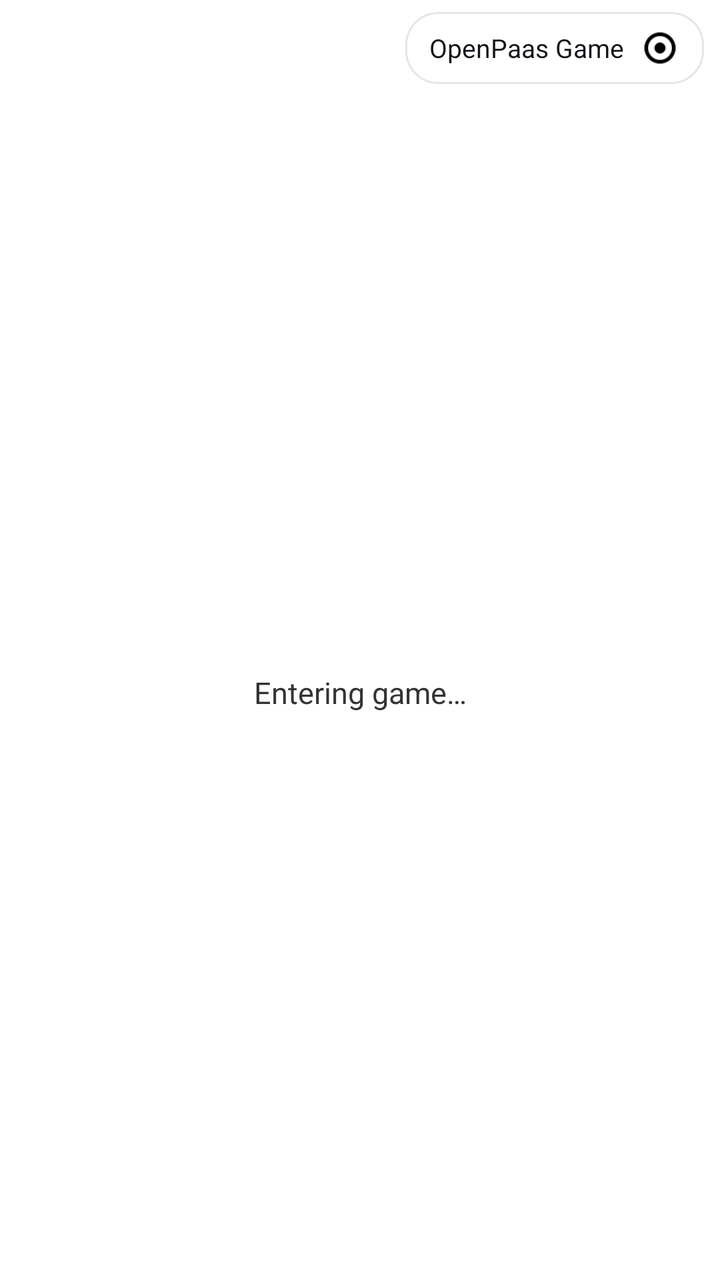
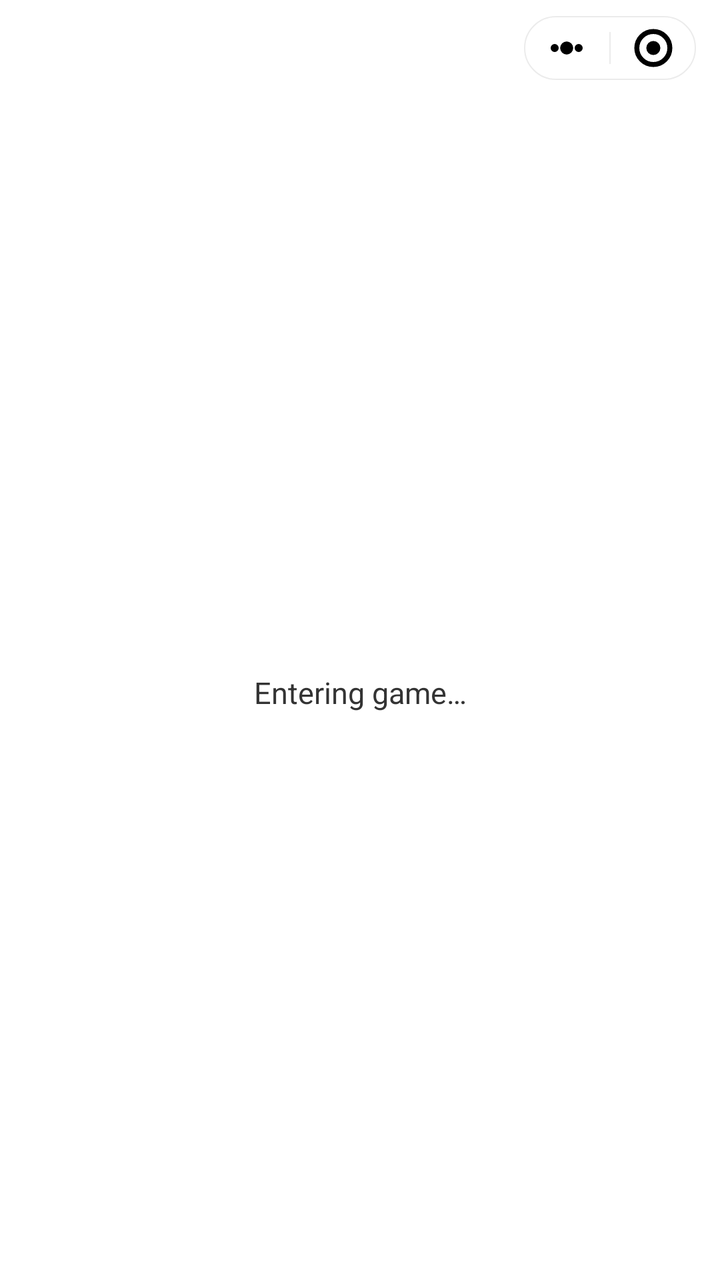

An Android layout rendered at two revisions. The XML below is the earlier revision; the diff shows what the commit changed to produce the second picture.
<!-- AndroidManifest.xml: application theme Theme.Hellosudandroid -->
<!-- res/layout/activity_op.xml -->
<?xml version="1.0" encoding="utf-8"?>
<androidx.constraintlayout.widget.ConstraintLayout xmlns:android="http://schemas.android.com/apk/res/android"
    xmlns:app="http://schemas.android.com/apk/res-auto"
    android:layout_width="match_parent"
    android:layout_height="match_parent">

    <FrameLayout
        android:id="@+id/op_game_container"
        android:layout_width="match_parent"
        android:layout_height="match_parent" />

    <androidx.constraintlayout.widget.ConstraintLayout
        android:id="@+id/op_widget_container"
        android:layout_width="match_parent"
        android:layout_height="match_parent" />

    <LinearLayout
        android:id="@+id/op_game_loading"
        android:layout_width="wrap_content"
        android:layout_height="wrap_content"
        android:background="#CCFFFFFF"
        android:gravity="center"
        android:orientation="vertical"
        android:padding="24dp"
        app:layout_constraintBottom_toBottomOf="parent"
        app:layout_constraintEnd_toEndOf="parent"
        app:layout_constraintStart_toStartOf="parent"
        app:layout_constraintTop_toTopOf="parent">

        <ProgressBar
            android:layout_width="40dp"
            android:layout_height="40dp" />

        <TextView
            android:id="@+id/op_game_loading_text"
            android:layout_width="wrap_content"
            android:layout_height="wrap_content"
            android:layout_marginTop="12dp"
            android:text="@string/op_game_loading"
            android:textColor="#333333"
            android:textSize="15sp" />

    </LinearLayout>

    <LinearLayout
        android:id="@+id/op_game_menu"
        android:layout_width="wrap_content"
        android:layout_height="36dp"
        android:layout_marginTop="6dp"
        android:layout_marginEnd="8dp"
        android:background="@drawable/shape_game_top_container_bg"
        android:gravity="center_vertical"
        android:orientation="horizontal"
        android:paddingStart="12dp"
        android:paddingEnd="4dp"
        app:layout_constraintEnd_toEndOf="parent"
        app:layout_constraintTop_toTopOf="parent">

        <TextView
            android:id="@+id/op_game_title"
            android:layout_width="wrap_content"
            android:layout_height="match_parent"
            android:ellipsize="end"
            android:gravity="center_vertical"
            android:maxWidth="150dp"
            android:maxLines="1"
            android:text="@string/op_game_title"
            android:textColor="#13141A"
            android:textSize="13sp" />

        <ImageView
            android:id="@+id/op_game_close"
            android:layout_width="36dp"
            android:layout_height="36dp"
            android:contentDescription="@string/close_game"
            android:padding="7dp"
            android:src="@drawable/ic_close" />

    </LinearLayout>

</androidx.constraintlayout.widget.ConstraintLayout>
<!-- resources referenced by this layout -->
<resources>
  <!-- drawable ic_close: png bitmap (drawable-xhdpi, 1235 bytes) -->
  <!-- drawable shape_game_top_container_bg (drawable) -->
  <?xml version="1.0" encoding="utf-8"?>
  <shape xmlns:android="http://schemas.android.com/apk/res/android">
      <corners android:radius="16dp" />
      <solid android:color="@color/white" />
      <stroke
          android:color="#1a000000"
          android:width="1dp"
          />
  </shape>
  <string name="close_game">Close game</string>
  <string name="op_game_loading">Entering game…</string>
  <string name="op_game_title">OpenPaas Game</string>
  <style name="Theme.Hellosudandroid" parent="Theme.MaterialComponents.NoActionBar">
          
          <item name="colorPrimary">@color/purple_500</item>
          <item name="colorPrimaryVariant">@color/purple_700</item>
          <item name="colorOnPrimary">@color/white</item>
          
          <item name="colorSecondary">@color/teal_200</item>
          <item name="colorSecondaryVariant">@color/teal_700</item>
          <item name="colorOnSecondary">@color/black</item>
          
          <item name="android:statusBarColor" tools:targetApi="l">@color/white</item>
          
          <item name="android:windowNoTitle">true</item>
          <item name="android:windowBackground">@color/white</item>
      </style>
  <color name="white">#FFFFFFFF</color>
  <color name="purple_500">#FF6200EE</color>
  <color name="purple_700">#FF3700B3</color>
  <color name="teal_200">#FF03DAC5</color>
  <color name="teal_700">#FF018786</color>
  <color name="black">#FF000000</color>
</resources>

<!-- the commit's change to res/layout/activity_op.xml (unified diff, before → after) -->
@@ -42,40 +42,63 @@
 
     </LinearLayout>
 
-    <LinearLayout
+    <include
         android:id="@+id/op_game_menu"
-        android:layout_width="wrap_content"
-        android:layout_height="36dp"
-        android:layout_marginTop="6dp"
-        android:layout_marginEnd="8dp"
-        android:background="@drawable/shape_game_top_container_bg"
-        android:gravity="center_vertical"
-        android:orientation="horizontal"
-        android:paddingStart="12dp"
-        android:paddingEnd="4dp"
+        layout="@layout/view_game_capsule"
+        android:layout_width="@dimen/game_capsule_width"
+        android:layout_height="@dimen/game_capsule_height"
+        android:layout_marginTop="@dimen/game_capsule_top_spacing"
+        android:layout_marginEnd="@dimen/game_capsule_end_spacing"
         app:layout_constraintEnd_toEndOf="parent"
-        app:layout_constraintTop_toTopOf="parent">
+        app:layout_constraintTop_toTopOf="parent" />
 
-        <TextView
-            android:id="@+id/op_game_title"
-            android:layout_width="wrap_content"
-            android:layout_height="match_parent"
-            android:ellipsize="end"
-            android:gravity="center_vertical"
-            android:maxWidth="150dp"
-            android:maxLines="1"
-            android:text="@string/op_game_title"
-            android:textColor="#13141A"
-            android:textSize="13sp" />
+</androidx.constraintlayout.widget.ConstraintLayout>
+<!-- res/layout/view_game_capsule.xml (included above) -->
+<?xml version="1.0" encoding="utf-8"?>
+<LinearLayout xmlns:android="http://schemas.android.com/apk/res/android"
+    android:id="@+id/game_capsule_controls"
+    android:layout_width="@dimen/game_capsule_width"
+    android:layout_height="@dimen/game_capsule_height"
+    android:background="@drawable/shape_game_capsule"
+    android:gravity="center"
+    android:orientation="horizontal">
+
+    <FrameLayout
+        android:id="@+id/op_game_more"
+        android:layout_width="0dp"
+        android:layout_height="match_parent"
+        android:layout_weight="1"
+        android:clickable="true"
+        android:contentDescription="@string/game_more"
+        android:focusable="true">
 
         <ImageView
-            android:id="@+id/op_game_close"
-            android:layout_width="36dp"
-            android:layout_height="36dp"
-            android:contentDescription="@string/close_game"
-            android:padding="7dp"
-            android:src="@drawable/ic_close" />
+            android:layout_width="24dp"
+            android:layout_height="24dp"
+            android:layout_gravity="center"
+            android:contentDescription="@null"
+            android:src="@drawable/ic_game_capsule_more" />
+    </FrameLayout>
 
-    </LinearLayout>
+    <View
+        android:layout_width="0.5dp"
+        android:layout_height="16dp"
+        android:background="#14000000" />
 
-</androidx.constraintlayout.widget.ConstraintLayout>
+    <FrameLayout
+        android:id="@+id/op_game_close"
+        android:layout_width="0dp"
+        android:layout_height="match_parent"
+        android:layout_weight="1"
+        android:clickable="true"
+        android:contentDescription="@string/close_game"
+        android:focusable="true">
+
+        <ImageView
+            android:layout_width="24dp"
+            android:layout_height="24dp"
+            android:layout_gravity="center"
+            android:contentDescription="@null"
+            android:src="@drawable/ic_game_capsule_exit" />
+    </FrameLayout>
+</LinearLayout>
<!-- resource entries referenced after the edit -->
@@ -1,19 +1,49 @@
 <!-- resources referenced by this layout -->
 <resources>
-  <!-- drawable ic_close: png bitmap (drawable-xhdpi, 1235 bytes) -->
-  <!-- drawable shape_game_top_container_bg (drawable) -->
+  <dimen name="game_capsule_end_spacing">12dp</dimen>
+  <dimen name="game_capsule_height">32dp</dimen>
+  <dimen name="game_capsule_top_spacing">8dp</dimen>
+  <dimen name="game_capsule_width">86dp</dimen>
+  <!-- drawable ic_game_capsule_exit (drawable) -->
   <?xml version="1.0" encoding="utf-8"?>
-  <shape xmlns:android="http://schemas.android.com/apk/res/android">
+  <vector xmlns:android="http://schemas.android.com/apk/res/android"
+      android:width="24dp"
+      android:height="24dp"
+      android:viewportWidth="24"
+      android:viewportHeight="24">
+      <path
+          android:fillColor="@android:color/transparent"
+          android:pathData="M12,3.75A8.25,8.25 0,1 0,12 20.25A8.25,8.25 0,1 0,12 3.75"
+          android:strokeColor="#FF000000"
+          android:strokeWidth="2.5" />
+      <path
+          android:fillColor="#FF000000"
+          android:pathData="M12,8.5A3.5,3.5 0,1 0,12 15.5A3.5,3.5 0,1 0,12 8.5" />
+  </vector>
+  <!-- drawable ic_game_capsule_more (drawable) -->
+  <?xml version="1.0" encoding="utf-8"?>
+  <vector xmlns:android="http://schemas.android.com/apk/res/android"
+      android:width="24dp"
+      android:height="24dp"
+      android:viewportWidth="24"
+      android:viewportHeight="24">
+      <path
+          android:fillColor="#FF000000"
+          android:pathData="M6,10a2,2 0,1 0,0 4a2,2 0,1 0,0 -4M12,8.75a3.25,3.25 0,1 0,0 6.5a3.25,3.25 0,1 0,0 -6.5M18,10a2,2 0,1 0,0 4a2,2 0,1 0,0 -4" />
+  </vector>
+  <!-- drawable shape_game_capsule (drawable) -->
+  <?xml version="1.0" encoding="utf-8"?>
+  <shape xmlns:android="http://schemas.android.com/apk/res/android"
+      android:shape="rectangle">
+      <solid android:color="#D9FFFFFF" />
+      <stroke
+          android:width="0.5dp"
+          android:color="#14000000" />
       <corners android:radius="16dp" />
-      <solid android:color="@color/white" />
-      <stroke
-          android:color="#1a000000"
-          android:width="1dp"
-          />
   </shape>
   <string name="close_game">Close game</string>
+  <string name="game_more">More</string>
   <string name="op_game_loading">Entering game…</string>
-  <string name="op_game_title">OpenPaas Game</string>
   <style name="Theme.Hellosudandroid" parent="Theme.MaterialComponents.NoActionBar">
           
           <item name="colorPrimary">@color/purple_500</item>
